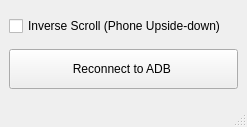
Before: the Qt Designer form src/PhoneVariableScroll.ui in JohnCiubuc/phone-variable-scroll, drawn with Qt 5.
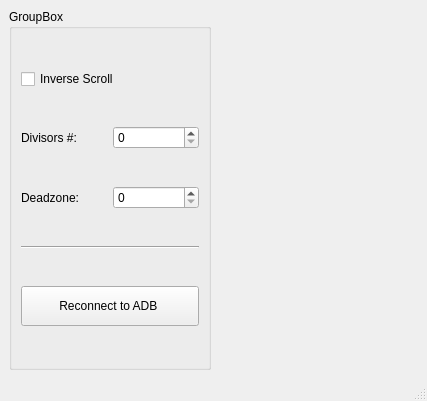
After: the same form once the commit is applied.

Commit message: GUI Changes without function

Patch:
```diff
--- a/src/PhoneVariableScroll.ui
+++ b/src/PhoneVariableScroll.ui
@@ -6,8 +6,8 @@
    <rect>
     <x>0</x>
     <y>0</y>
-    <width>247</width>
-    <height>127</height>
+    <width>427</width>
+    <height>401</height>
    </rect>
   </property>
   <property name="windowTitle">
@@ -15,14 +15,43 @@
   </property>
   <widget class="QWidget" name="centralwidget">
    <layout class="QGridLayout" name="gridLayout">
-    <item row="0" column="0">
+    <item row="0" column="2" rowspan="2">
+     <widget class="QLabel" name="label_Image">
+      <property name="minimumSize">
+       <size>
+        <width>100</width>
+        <height>200</height>
+       </size>
+      </property>
+      <property name="text">
+       <string/>
+      </property>
+     </widget>
+    </item>
+    <item row="0" column="0" rowspan="2">
+     <widget class="QGroupBox" name="groupBox">
+      <property name="title">
+       <string>GroupBox</string>
+      </property>
+      <layout class="QGridLayout" name="gridLayout_2">
+       <item row="0" column="0" colspan="2">
      <widget class="QCheckBox" name="checkBox">
       <property name="text">
-       <string>Inverse Scroll (Phone Upside-down)</string>
+          <string>Inverse Scroll</string>
       </property>
      </widget>
     </item>
     <item row="1" column="0">
+        <widget class="QLabel" name="label_2">
+         <property name="text">
+          <string>Divisors #:</string>
+         </property>
+        </widget>
+       </item>
+       <item row="1" column="1">
+        <widget class="QSpinBox" name="spinBox_Divisor"/>
+       </item>
+       <item row="4" column="0" colspan="2">
      <widget class="QPushButton" name="pushButton">
       <property name="minimumSize">
        <size>
@@ -35,6 +64,26 @@
       </property>
      </widget>
     </item>
+       <item row="3" column="0" colspan="2">
+        <widget class="Line" name="line">
+         <property name="orientation">
+          <enum>Qt::Horizontal</enum>
+         </property>
+        </widget>
+       </item>
+       <item row="2" column="0">
+        <widget class="QLabel" name="label_3">
+         <property name="text">
+          <string>Deadzone:</string>
+         </property>
+        </widget>
+       </item>
+       <item row="2" column="1">
+        <widget class="QSpinBox" name="spinBox_Deadzone"/>
+       </item>
+      </layout>
+     </widget>
+    </item>
    </layout>
   </widget>
   <widget class="QMenuBar" name="menubar">
```
Left out of the diff: 2 changed lines with no effect on the pictures. Lines whose indentation alone changed are shown as unchanged. The commit also changes 6 other files.
